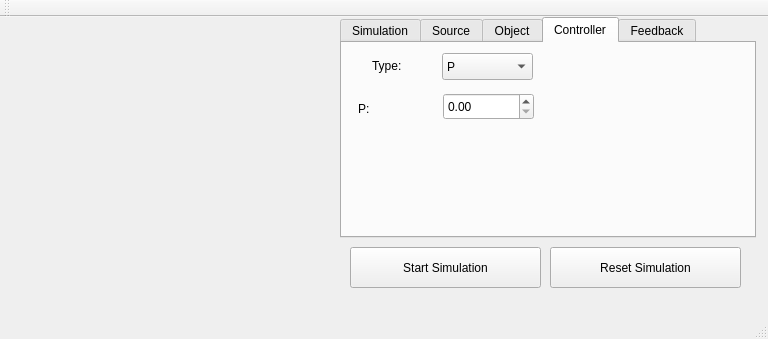
This is gui/mainwindow.ui in jakubbialas/PSS_lab as Qt 5 draws it before an edit. The edited form follows.
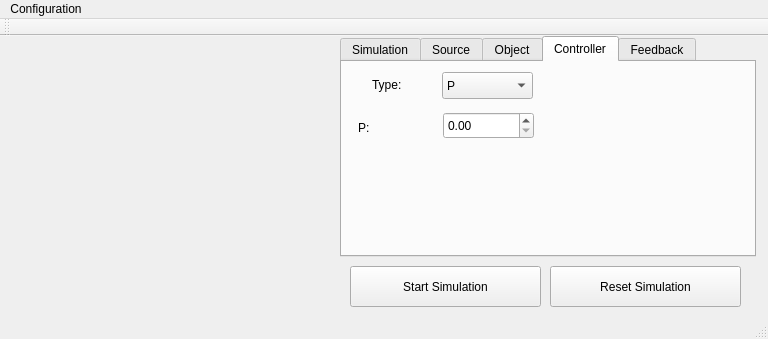
This is the edited form. Custom widgets are drawn as their Qt base class.

Commit message: dzialajacy odczyt/zapis do pliku poprawka w gui > odczyt i zapis konfiguracji jest teraz w menu.

```diff
--- a/gui/mainwindow.ui
+++ b/gui/mainwindow.ui
@@ -608,6 +608,18 @@
      <height>25</height>
     </rect>
    </property>
+   <widget class="QMenu" name="menuConfig">
+    <property name="title">
+     <string>Configuration</string>
+    </property>
+    <addaction name="actionNew"/>
+    <addaction name="actionOpen"/>
+    <addaction name="actionSave"/>
+    <addaction name="actionSave_As"/>
+    <addaction name="separator"/>
+    <addaction name="actionExit"/>
+   </widget>
+   <addaction name="menuConfig"/>
   </widget>
   <widget class="QToolBar" name="mainToolBar">
    <attribute name="toolBarArea">
```
Left out of the diff: 25 changed lines with no effect on the pictures. The commit also changes 8 other files.
